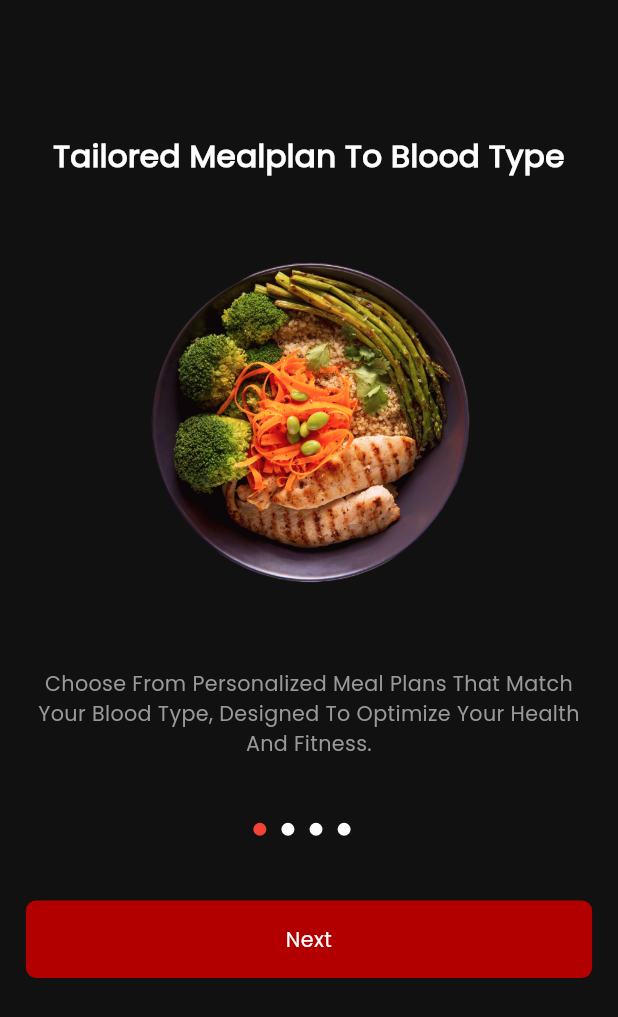
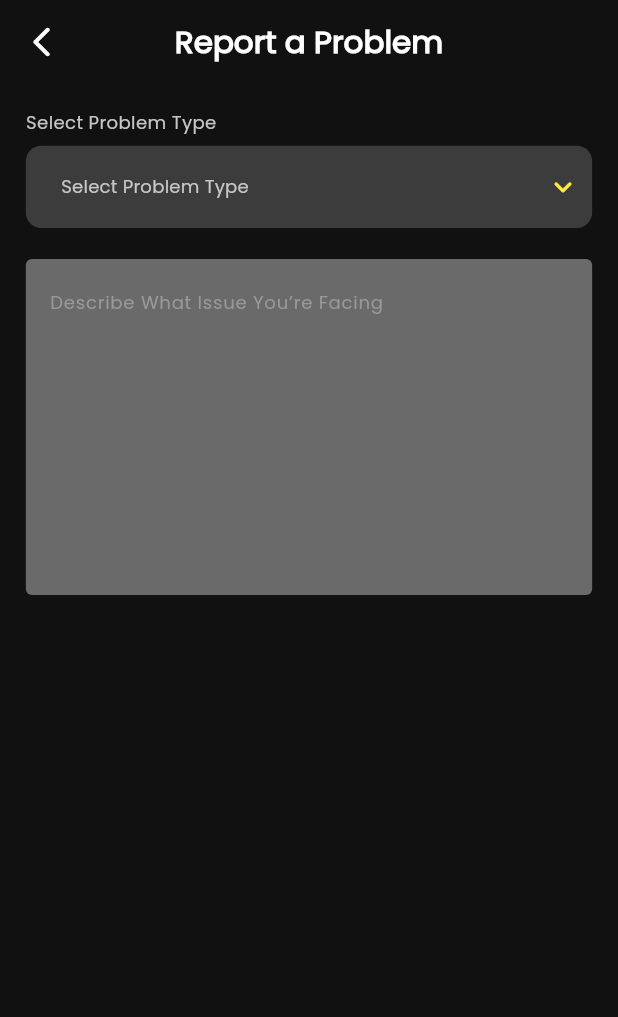
Before and after one commit to ImtiazChowdhuryWork/BloodFit_STA, a Flutter app: the screen it shows after launch, on a phone screen of 412 x 824 dp. Shown: the top 1017 px of the screen. Run offline on Flutter 3.47's test engine with Material 3 defaults, Android fonts, the phone set to English and light mode, and no system bars; drawn by our look-alikes of dropdown_button2; our stand-ins replace auto_animated, flutter_screenutil, flutter_svg, get, get_it, get_storage and 3 more; missing offline and left inert: dotlottie_loader.

Commit message:
report a problem screen added

```diff
--- a/lib/bindings/controllers_binding.dart
+++ b/lib/bindings/controllers_binding.dart
@@ -7,6 +7,7 @@ import '../controllers/onboarding_screen_controller.dart';
 import '../controllers/otp_validation_controller.dart';
 import '../controllers/profile_screen_controller.dart';
 import '../controllers/read_more_controller.dart';
+import '../controllers/report_a_problem_screen_controller.dart';
 import '../controllers/reset_password_screen_controller.dart';
 import '../controllers/sign_in_screen_controller.dart';
 
@@ -21,6 +22,6 @@ class ControllerBindings extends Bindings {
     Get.lazyPut(() => ResetPasswordScreenController());
     Get.lazyPut(() => ProfileScreenController(), fenix: true);
     Get.lazyPut(() => EditProfileScreenController(), fenix: true);
-    // Get.lazyPut(() => ChangePasswordScreenController());
+    // Get.lazyPut(() => ReportAProblemScreenController());
   }
 }
--- a/lib/constants/appList.dart
+++ b/lib/constants/appList.dart
@@ -185,7 +185,7 @@ class AppList {
       imagePath: Assets.icons.warningIcon,
       titleEnum: SettingsOptionTitle.reportAProblem,
       sectionTitle: "Support",
-      route: Routes.myProfileScreen,
+      route: Routes.reportProbelmScreen,
       labelMapper: (e) => e.label,
     ),
     CardTileOptionModel(
@@ -201,4 +201,20 @@ class AppList {
       labelMapper: (e) => e.label,
     ),
   ];
+
+  static List<String> reportProblemTypeList = [
+    "Account Login Issue",
+    "App Crashing or Freezing",
+    "Data Not Syncing",
+    "Incorrect Information Displayed",
+    "Payment or Subscription Problem",
+    "Feature Not Working",
+    "Bug or Error Message",
+    "Notification Not Showing",
+    "Performance Issue (Slow, Lag, Delay)",
+    "UI/UX Problem",
+    "Request for New Feature",
+    "Feedback or Suggestion",
+    "Other",
+  ];
 }
--- a/lib/constants/text_font_style.dart
+++ b/lib/constants/text_font_style.dart
@@ -100,6 +100,13 @@ class TextFontStyle {
     fontSize: 14.sp,
     fontWeight: FontWeight.w400,
   );
+  static final headline14w400c999999StylePoppins = TextStyle(
+    fontFamily: 'Poppins',
+    fontFamilyFallback: const ['Montserrat', 'Poppins'],
+    color: AppColors.c999999,
+    fontSize: 14.sp,
+    fontWeight: FontWeight.w400,
+  );
   static final headline14w400cc6c6c6StylePoppins = TextStyle(
     fontFamily: 'Poppins',
     fontFamilyFallback: const ['Montserrat', 'Poppins'],
--- /dev/null
+++ b/lib/controllers/report_a_problem_screen_controller.dart
@@ -0,0 +1,5 @@
+import 'package:get/get.dart';
+
+class ReportAProblemScreenController extends GetxController {
+  RxString selectedProblemType = ''.obs;
+}
--- /dev/null
+++ b/lib/features/report_a_problem/bindings/report_a_problem_screen_binging.dart
@@ -0,0 +1,10 @@
+import 'package:get/get.dart';
+
+import '../../../controllers/report_a_problem_screen_controller.dart';
+
+class ReportAProblemScreenBinging extends Bindings {
+  @override
+  void dependencies() {
+    Get.lazyPut(() => ReportAProblemScreenController());
+  }
+}
--- a/lib/features/report_a_problem/presentation/report_a_problem_screen.dart
+++ b/lib/features/report_a_problem/presentation/report_a_problem_screen.dart
@@ -0,0 +1,119 @@
+import 'package:bloodfit/constants/appList.dart';
+import 'package:bloodfit/gen/colors.gen.dart';
+import 'package:bloodfit/helper/ui_helpers.dart';
+import 'package:dropdown_button2/dropdown_button2.dart';
+import 'package:flutter/material.dart';
+import 'package:flutter_screenutil/flutter_screenutil.dart';
+import 'package:get/get.dart';
+
+import '../../../constants/text_font_style.dart';
+import '../../../controllers/report_a_problem_screen_controller.dart';
+import '../../../custom_widgets/go_back_widget.dart';
+
+class ReportAProblemScreen extends StatelessWidget {
+  ReportAProblemScreen({super.key});
+
+  final ReportAProblemScreenController controller = Get.put(
+    ReportAProblemScreenController(),
+  );
+
+  @override
+  Widget build(BuildContext context) {
+    return Scaffold(
+      backgroundColor: AppColors.scaffoldBackgroundColor,
+      appBar: AppBar(
+        backgroundColor: AppColors.scaffoldBackgroundColor,
+        centerTitle: true,
+        automaticallyImplyLeading: false,
+        leading: CustomBackButton(),
+        title: Text(
+          "Report a Problem",
+          style: TextFontStyle.headline24w700cFFFFFFStylePoppins,
+        ),
+      ),
+      body: ListView(
+        padding: EdgeInsets.all(UIHelper.kDefaulutPadding()),
+        children: [
+          Text(
+            "Select Problem Type",
+            style: TextFontStyle.headline14w400cc6c6c6StylePoppins,
+          ),
+          SizedBox(height: 8.h),
+          Container(
+            width: double.infinity,
+            padding: EdgeInsets.symmetric(horizontal: 8.w, vertical: 4.h),
+            decoration: BoxDecoration(
+              color: AppColors.c3c3c3c,
+              borderRadius: BorderRadius.circular(12.r),
+            ),
+            child: Obx(() {
+              return DropdownButtonHideUnderline(
+                child: DropdownButton2<String>(
+                  isExpanded: true,
+                  hint: Text(
+                    "Select Problem Type",
+                    style: TextFontStyle.headline14w400cc6c6c6StylePoppins,
+                  ),
+                  items: AppList.reportProblemTypeList.map((String item) {
+                    final isLast = item == AppList.reportProblemTypeList.last;
+                    return DropdownMenuItem<String>(
+                      value: item,
+                      child: Text(
+                        item,
+                        style: TextFontStyle.headline12w400c999999StylePoppins,
+                      ),
+                    );
+                  }).toList(),
+                  value: controller.selectedProblemType.value.isEmpty
+                      ? null
+                      : controller.selectedProblemType.value,
+                  onChanged: (value) {
+                    controller.selectedProblemType.value = value!;
+                  },
+                  iconStyleData: IconStyleData(
+                    icon: const Icon(Icons.keyboard_arrow_down_rounded),
+                    iconEnabledColor: Colors.yellow,
+                    iconDisabledColor: Colors.grey,
+                  ),
+                  dropdownStyleData: DropdownStyleData(
+                    elevation: 0,
+                    maxHeight: 300.h,
+                    offset: const Offset(
+                      0,
+                      -24,
+                    ), // Gap between button and dropdown
+                    decoration: BoxDecoration(
+                      color: AppColors.c3c3c3c,
+                      borderRadius: BorderRadius.circular(12.r),
+                      border: Border.all(color: AppColors.c3c3c3c, width: 1.w),
+                    ),
+                    padding: EdgeInsets.symmetric(
+                      vertical: 4.h,
+                      horizontal: 8.w,
+                    ),
+                  ),
+                ),
+              );
+            }),
+          ),
+
+          UIHelper.verticalSpace(24.h),
+
+          // Add more widgets below if needed, they'll scroll automatically
+          TextFormField(
+            minLines: 8,
+            maxLines: 8,
+            decoration: InputDecoration(
+              filled: true,
+              fillColor: AppColors.c6a6a6a,
+
+              hintText: "Describe What Issue You’re Facing",
+              hintStyle: TextFontStyle.headline14w400c999999StylePoppins,
+              border: OutlineInputBorder(borderSide: BorderSide.none),
+            ),
+          ),
+        ],
+      ),
+    );
+  }
+}
--- a/lib/features/settings/presentation/settings_screen.dart
+++ b/lib/features/settings/presentation/settings_screen.dart
@@ -71,7 +71,9 @@ class SettingsScreen extends StatelessWidget {
                         ? AppColors.c000000
                         : null,
                     isBorderUsed:
-                        data.titleEnum == SettingsOptionTitle.deleteAccount,
+                        data.titleEnum == SettingsOptionTitle.deleteAccount
+                        ? true
+                        : false,
                     borderColor:
                         data.titleEnum == SettingsOptionTitle.deleteAccount
                         ? AppColors.cb20000
--- a/lib/gen/colors.gen.dart
+++ b/lib/gen/colors.gen.dart
@@ -34,6 +34,9 @@ class AppColors {
 
   /// Color: #FF4d4d4d
   static const Color c4d4d4d = Color(0xFF4D4D4D);
+
+  /// Color: #FF6a6a6a
+  static const Color c6a6a6a = Color(0xFF6A6A6A);
 
   /// Color: #FF778beb
   static const Color c778beb = Color(0xFF778BEB);
--- a/lib/main.dart
+++ b/lib/main.dart
@@ -28,7 +28,8 @@ class MyApp extends StatelessWidget {
           // home: WorkCompletedDetailsScreen(),
           debugShowCheckedModeBanner: false,
 
-          initialRoute: Routes.welcomeScreen,
+          // initialRoute: Routes.welcomeScreen,
+          initialRoute: Routes.reportProbelmScreen,
 
           // initialRoute: Routes.joinAsServiceProviderScreen,
 
--- a/lib/routes/routes.dart
+++ b/lib/routes/routes.dart
@@ -13,6 +13,7 @@ import 'package:bloodfit/features/my_profile/presentation/my_profile_screen.dart
 import 'package:bloodfit/features/notification/presentation/notification_screen.dart';
 import 'package:bloodfit/features/onboarding/presentation/onboarding_screen.dart';
 import 'package:bloodfit/features/privacy_policy/presentation/privacy_policy_screen.dart';
+import 'package:bloodfit/features/report_a_problem/presentation/report_a_problem_screen.dart';
 import 'package:bloodfit/features/settings/presentation/settings_screen.dart';
 import 'package:bloodfit/features/subscription/presentation/subscription_screen.dart';
 import 'package:bloodfit/features/terms_and_conditions/presentation/terms_and_conditions_screen.dart';
@@ -21,6 +22,7 @@ import 'package:get/get.dart';
 
 import '../controllers/change_password_screen_controller.dart';
 import '../features/change_password/bindings/change_password_bindings.dart';
+import '../features/report_a_problem/bindings/report_a_problem_screen_binging.dart';
 import '../features/welcome/presentation/welcome_screen.dart';
 
 class Routes {
@@ -47,6 +49,7 @@ class Routes {
   static const String changePasswordScreen = '/change_password_screen';
   static const String termsAndConditionsScreen = '/terms_and_conditions_screen';
   static const String privacyPolicyScreen = '/privacy_policy_screen';
+  static const String reportProbelmScreen = '/repor_a_problem_screen';
 
   static final appRoutes = [
     ///Splash Screen
@@ -207,7 +210,7 @@ class Routes {
     GetPage(
       name: termsAndConditionsScreen,
       page: () => TermsAndConditionsScreen(),
-      binding: ChangePasswordBinding(),
+
       transition: _transition(),
       customTransition: _customTransition(),
       transitionDuration: _duration(),
@@ -217,7 +220,17 @@ class Routes {
     GetPage(
       name: privacyPolicyScreen,
       page: () => PrivacyPolicyScreen(),
-      binding: ChangePasswordBinding(),
+
+      transition: _transition(),
+      customTransition: _customTransition(),
+      transitionDuration: _duration(),
+    ),
+
+    ///reportProbelmScreen
+    GetPage(
+      name: reportProbelmScreen,
+      page: () => ReportAProblemScreen(),
+      binding: ReportAProblemScreenBinging(),
       transition: _transition(),
       customTransition: _customTransition(),
       transitionDuration: _duration(),
--- a/pubspec.yaml
+++ b/pubspec.yaml
@@ -50,6 +50,7 @@ dependencies:
   auto_animated: ^3.2.0
   dotlottie_loader: ^0.0.5
   video_player: ^2.10.0
+  dropdown_button2: ^2.3.9
 
 dev_dependencies:
   flutter_test:
```
Also changed, not shown: pubspec.lock, 1 other file.
